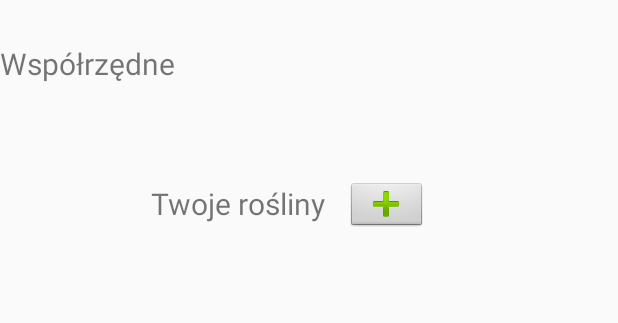
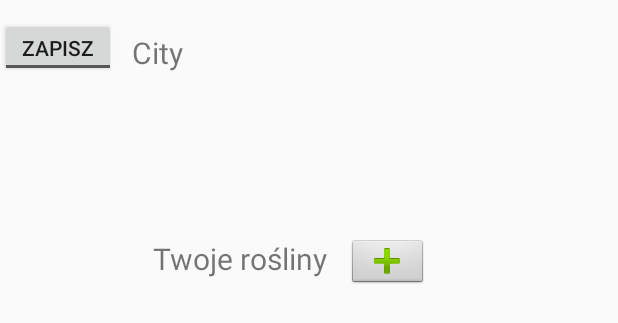
Before and after one commit to Bartosz-Broda/Twoj-ogrod, an Android app: the layout activity_profile.xml on its own in the app's theme, with its tools: preview values and no code run, on a phone screen of 412 x 824 dp. Shown: the top 323 px of the screen. Run offline under Robolectric (Android 15) with nearby library versions, the phone set to English and light mode, and no system bars.

```diff
--- a/TwjOgrd/app/build.gradle
+++ b/TwjOgrd/app/build.gradle
@@ -6,7 +6,7 @@ android {
 
     defaultConfig {
         applicationId "com.example.twjogrd"
-        minSdkVersion 21
+        minSdkVersion 23
         targetSdkVersion 29
         versionCode 1
         versionName "1.0"
--- a/TwjOgrd/app/src/main/java/com/example/twjogrd/RegisterActivity.java
+++ b/TwjOgrd/app/src/main/java/com/example/twjogrd/RegisterActivity.java
@@ -91,6 +91,7 @@ public class RegisterActivity extends AppCompatActivity implements View.OnClickL
                                     .child(FirebaseAuth.getInstance().getCurrentUser().getUid())
                                     .setValue(user);
 
+
                             Toast.makeText(RegisterActivity.this, "Zarejestrowano!", Toast.LENGTH_SHORT).show();
                             finish();
                             startActivity(new Intent(getApplicationContext(), ProfileActivity.class));
--- a/TwjOgrd/app/src/main/java/com/example/twjogrd/model/CurrentWeather.java
+++ b/TwjOgrd/app/src/main/java/com/example/twjogrd/model/CurrentWeather.java
@@ -30,4 +30,5 @@ public class CurrentWeather {
                 ", details=" + data +
                 '}';
     }
+
 }
--- a/TwjOgrd/app/src/main/res/layout/activity_profile.xml
+++ b/TwjOgrd/app/src/main/res/layout/activity_profile.xml
@@ -7,16 +7,17 @@
     tools:context=".ProfileActivity">
 
     <TextView
-        android:id="@+id/textLatLong"
-        android:layout_width="248dp"
-        android:layout_height="76dp"
-        android:text="Współrzędne"
+        android:id="@+id/textCity"
+        android:layout_width="312dp"
+        android:layout_height="30dp"
+        android:layout_marginStart="88dp"
+        android:text="City"
         android:textAlignment="viewStart"
         android:textSize="20sp"
         app:layout_constraintBottom_toBottomOf="parent"
         app:layout_constraintStart_toStartOf="parent"
         app:layout_constraintTop_toTopOf="parent"
-        app:layout_constraintVertical_bias="0.038" />
+        app:layout_constraintVertical_bias="0.027" />
 
     <TextView
         android:id="@+id/textView3"
@@ -26,10 +27,10 @@
         android:textSize="20sp"
         app:layout_constraintBottom_toBottomOf="parent"
         app:layout_constraintEnd_toEndOf="parent"
-        app:layout_constraintHorizontal_bias="0.341"
+        app:layout_constraintHorizontal_bias="0.344"
         app:layout_constraintStart_toStartOf="parent"
         app:layout_constraintTop_toTopOf="parent"
-        app:layout_constraintVertical_bias="0.153" />
+        app:layout_constraintVertical_bias="0.199" />
 
     <ImageButton
         android:id="@+id/plusButton"
@@ -39,10 +40,10 @@
         android:contentDescription="TODO"
         app:layout_constraintBottom_toBottomOf="parent"
         app:layout_constraintEnd_toEndOf="parent"
-        app:layout_constraintHorizontal_bias="0.1"
+        app:layout_constraintHorizontal_bias="0.093"
         app:layout_constraintStart_toEndOf="@+id/textView3"
         app:layout_constraintTop_toTopOf="parent"
-        app:layout_constraintVertical_bias="0.154"
+        app:layout_constraintVertical_bias="0.202"
         app:srcCompat="@android:drawable/ic_input_add" />
 
     <ProgressBar
@@ -57,8 +58,8 @@
 
     <androidx.recyclerview.widget.RecyclerView
         android:id="@+id/userPlantList"
-        android:layout_width="match_parent"
-        android:layout_height="500dp"
+        android:layout_width="413dp"
+        android:layout_height="465dp"
         android:layout_marginTop="10dp"
         app:layout_constraintBottom_toBottomOf="parent"
         app:layout_constraintEnd_toEndOf="parent"
@@ -67,4 +68,17 @@
         app:layout_constraintTop_toBottomOf="@+id/plusButton"
         app:layout_constraintVertical_bias="0.511" />
 
+    <ToggleButton
+        android:id="@+id/toggleButton"
+        android:layout_width="77dp"
+        android:layout_height="39dp"
+        android:layout_marginTop="12dp"
+        android:text="ToggleButton"
+        android:textOff="ZAPISZ"
+        android:textOn="USUŃ"
+        app:layout_constraintEnd_toStartOf="@+id/textCity"
+        app:layout_constraintHorizontal_bias="0.0"
+        app:layout_constraintStart_toStartOf="parent"
+        app:layout_constraintTop_toTopOf="parent" />
+
 </androidx.constraintlayout.widget.ConstraintLayout>
```
Also changed, not shown: TwjOgrd/app/src/main/java/com/example/twjogrd/CurrentWeatherApi.java (+6 -2 lines), TwjOgrd/app/src/main/java/com/example/twjogrd/ProfileActivity.java (+140 -75 lines), TwjOgrd/app/src/main/java/com/example/twjogrd/ui/Cords.java (added, +27 -0 lines), TwjOgrd/app/src/main/res/layout/row_for_profile.xml (+14 -14 lines).
